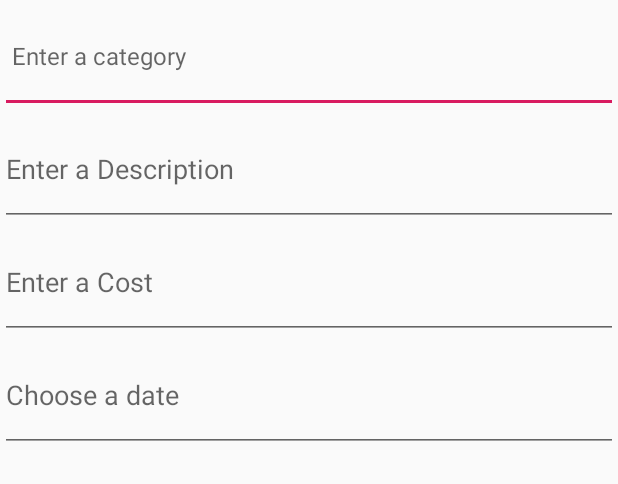
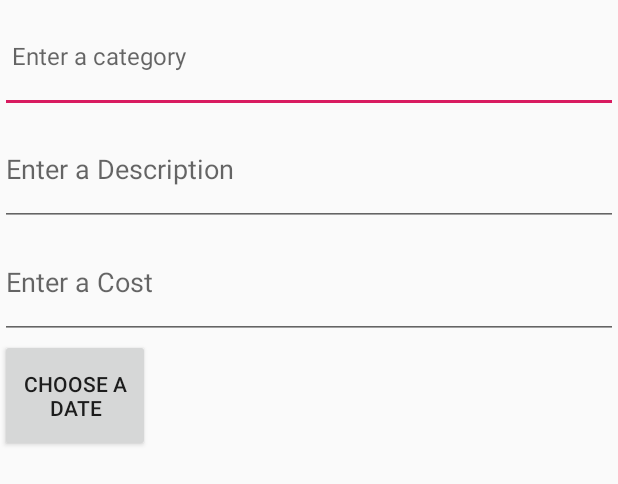
Before and after one commit to yitongni/AndroidProject, an Android app: the layout dialog_layout.xml on its own in the app's theme, with its tools: preview values and no code run, on a phone screen of 412 x 824 dp. Shown: the top 484 px of the screen. Run offline under Robolectric (Android 15) with nearby library versions, the phone set to English and light mode, and no system bars.

Commit message:
Includes dates for budgets

```diff
--- a/app/src/main/java/com/example/mybudget/CategoryActivity.java
+++ b/app/src/main/java/com/example/mybudget/CategoryActivity.java
@@ -110,7 +110,7 @@ public class CategoryActivity extends AppCompatActivity {
             public void onDataChange(@NonNull DataSnapshot dataSnapshot) {
                 Log.d(TAG, "Retrieving from database");
                 for(DataSnapshot postSnapshot: dataSnapshot.getChildren()){
-                    Category category=new Category(postSnapshot.child("description").getValue(String.class), postSnapshot.child("cost").getValue(Double.class), postSnapshot.child("id").getValue(String.class), postSnapshot.child("category").getValue(String.class));
+                    Category category=new Category(postSnapshot.child("description").getValue(String.class), postSnapshot.child("cost").getValue(Double.class), postSnapshot.child("id").getValue(String.class), postSnapshot.child("category").getValue(String.class), postSnapshot.child("date").getValue(String.class));
                     categories.add(category);
                 }
                 for(int i=0; i<categories.size(); i++){
--- a/app/src/main/java/com/example/mybudget/CategoryAdapter.java
+++ b/app/src/main/java/com/example/mybudget/CategoryAdapter.java
@@ -31,6 +31,10 @@ public class CategoryAdapter extends ArrayAdapter<Category> {
         String descript=category.getDescription();
         description.setText(descript);
 
+        TextView date=convertView.findViewById(R.id.date);
+        String date1=category.getDate();
+        date.setText(date1);
+
         return convertView;
     }
 }
--- a/app/src/main/java/com/example/mybudget/User.java
+++ b/app/src/main/java/com/example/mybudget/User.java
@@ -41,8 +41,8 @@ public class User implements Serializable {
         this.userID = userID;
     }
 
-    public void addCategory(String categoryName, String description, Double cost, String id){
-        Category category=new Category(description, cost, id, categoryName);
+    public void addCategory(String categoryName, String description, Double cost, String id, String date){
+        Category category=new Category(description, cost, id, categoryName, date);
         ArrayList<Category> categories=new ArrayList<>();
         categories.add(category);
         if(this.userExpenses.get(categoryName)==null){
--- a/app/src/main/res/layout/dialog_layout.xml
+++ b/app/src/main/res/layout/dialog_layout.xml
@@ -38,12 +38,19 @@
         android:layout_below="@+id/description"
         android:inputType="numberDecimal" />
 
-    <EditText
+    <TextView
         android:id="@+id/date"
         android:layout_width="match_parent"
         android:layout_height="75dp"
-        android:hint="Choose a date"
-        android:layout_below="@+id/categoryCost" />
+        android:layout_below="@+id/categoryCost"
+        android:layout_toRightOf="@+id/chooseDate"/>
+
+    <Button
+        android:id="@+id/chooseDate"
+        android:layout_width="100dp"
+        android:layout_height="75dp"
+        android:text="Choose a date"
+        android:layout_below="@id/categoryCost"/>
 
 
 </RelativeLayout>
```
Also changed, not shown: app/src/main/java/com/example/mybudget/BudgetActivity.java (+43 -44 lines), app/src/main/java/com/example/mybudget/Category.java (+7 -1 lines), app/src/main/res/layout/category_layout.xml (+7 -0 lines).
